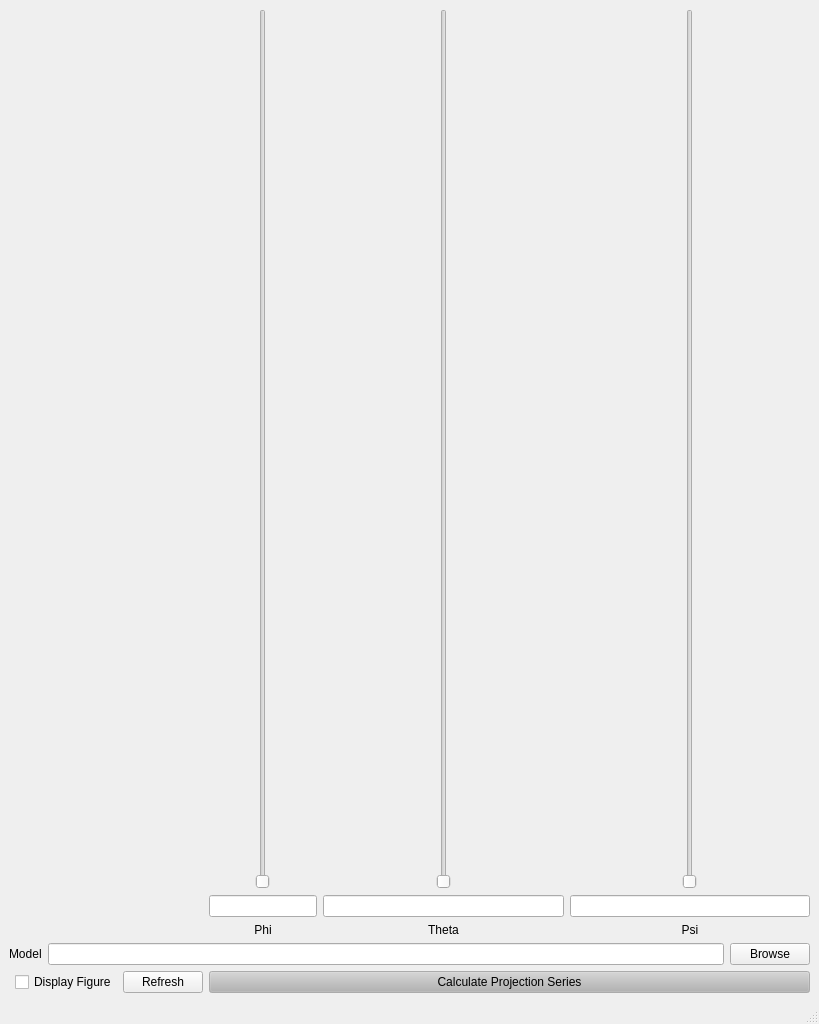
Old version of the form GENFIRE/gui/ProjectionCalculator_MainWindow.ui in the repository genfire-em/GENFIRE-Python.
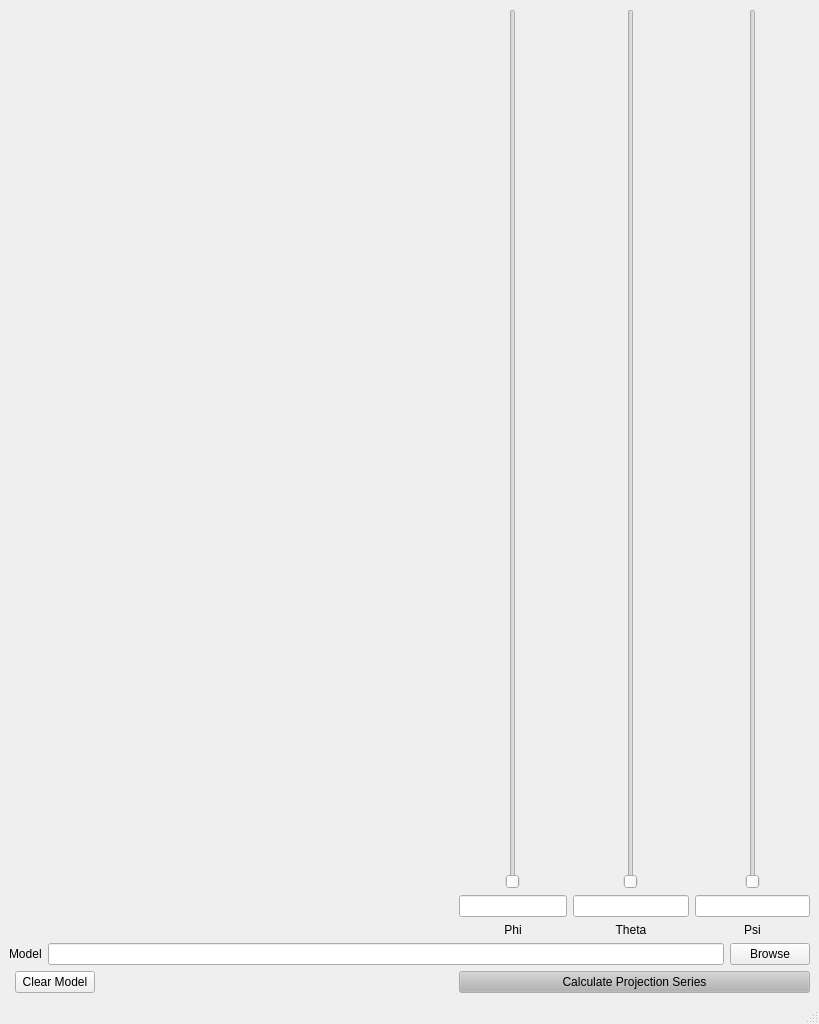
New version of the form.

The edit to the form file:
```diff
--- a/GENFIRE/gui/ProjectionCalculator_MainWindow.ui
+++ b/GENFIRE/gui/ProjectionCalculator_MainWindow.ui
@@ -17,81 +17,27 @@
    <layout class="QGridLayout" name="gridLayout_3">
     <item row="0" column="0">
      <layout class="QGridLayout" name="gridLayout_2">
-      <item row="2" column="4">
-       <widget class="QPushButton" name="btn_go">
+      <item row="2" column="1" colspan="3">
+       <widget class="QPushButton" name="btn_clearModel">
         <property name="sizePolicy">
          <sizepolicy hsizetype="Preferred" vsizetype="Fixed">
           <horstretch>0</horstretch>
           <verstretch>0</verstretch>
          </sizepolicy>
         </property>
-        <property name="palette">
-         <palette>
-          <active>
-           <colorrole role="Button">
-            <brush brushstyle="SolidPattern">
-             <color alpha="255">
-              <red>179</red>
-              <green>179</green>
-              <blue>179</blue>
-             </color>
-            </brush>
-           </colorrole>
-          </active>
-          <inactive>
-           <colorrole role="Button">
-            <brush brushstyle="SolidPattern">
-             <color alpha="255">
-              <red>179</red>
-              <green>179</green>
-              <blue>179</blue>
-             </color>
-            </brush>
-           </colorrole>
-          </inactive>
-          <disabled>
-           <colorrole role="Button">
-            <brush brushstyle="SolidPattern">
-             <color alpha="255">
-              <red>179</red>
-              <green>179</green>
-              <blue>179</blue>
-             </color>
-            </brush>
-           </colorrole>
-          </disabled>
-         </palette>
-        </property>
         <property name="text">
-         <string>Calculate Projection Series</string>
+         <string>Clear Model</string>
         </property>
        </widget>
       </item>
-      <item row="1" column="0" colspan="5">
-       <layout class="QHBoxLayout" name="horizontalLayout">
+      <item row="0" column="1" colspan="3">
+       <layout class="QVBoxLayout" name="verticalLayout_figure">
         <item>
-         <widget class="QLabel" name="label_2">
-          <property name="text">
-           <string>Model</string>
-          </property>
-         </widget>
-        </item>
-        <item>
-         <widget class="QLineEdit" name="lineEdit_modelFile"/>
-        </item>
-        <item>
-         <widget class="QPushButton" name="btn_selectModel">
-          <property name="text">
-           <string>Browse</string>
-          </property>
-         </widget>
+         <layout class="QHBoxLayout" name="horizontalLayout_9"/>
         </item>
        </layout>
       </item>
-      <item row="2" column="0">
-       <layout class="QHBoxLayout" name="horizontalLayout_4"/>
-      </item>
-      <item row="0" column="4">
+      <item row="0" column="5">
        <layout class="QGridLayout" name="gridLayout">
         <item row="0" column="1">
          <layout class="QHBoxLayout" name="horizontalLayout_6">
@@ -210,33 +156,93 @@
         </item>
        </layout>
       </item>
-      <item row="0" column="1" colspan="3">
-       <layout class="QVBoxLayout" name="verticalLayout_figure">
-        <item>
-         <layout class="QHBoxLayout" name="horizontalLayout_9"/>
-        </item>
-       </layout>
+      <item row="2" column="0">
+       <layout class="QHBoxLayout" name="horizontalLayout_4"/>
       </item>
-      <item row="2" column="1">
-       <widget class="QCheckBox" name="checkBox_displayFigure">
-        <property name="text">
-         <string>Display Figure</string>
-        </property>
-       </widget>
-      </item>
-      <item row="2" column="2" colspan="2">
-       <widget class="QPushButton" name="btn_refresh">
+      <item row="2" column="5">
+       <widget class="QPushButton" name="btn_go">
         <property name="sizePolicy">
          <sizepolicy hsizetype="Preferred" vsizetype="Fixed">
           <horstretch>0</horstretch>
           <verstretch>0</verstretch>
          </sizepolicy>
         </property>
+        <property name="palette">
+         <palette>
+          <active>
+           <colorrole role="Button">
+            <brush brushstyle="SolidPattern">
+             <color alpha="255">
+              <red>179</red>
+              <green>179</green>
+              <blue>179</blue>
+             </color>
+            </brush>
+           </colorrole>
+          </active>
+          <inactive>
+           <colorrole role="Button">
+            <brush brushstyle="SolidPattern">
+             <color alpha="255">
+              <red>179</red>
+              <green>179</green>
+              <blue>179</blue>
+             </color>
+            </brush>
+           </colorrole>
+          </inactive>
+          <disabled>
+           <colorrole role="Button">
+            <brush brushstyle="SolidPattern">
+             <color alpha="255">
+              <red>179</red>
+              <green>179</green>
+              <blue>179</blue>
+             </color>
+            </brush>
+           </colorrole>
+          </disabled>
+         </palette>
+        </property>
         <property name="text">
-         <string>Refresh</string>
+         <string>Calculate Projection Series</string>
         </property>
        </widget>
       </item>
+      <item row="1" column="0" colspan="6">
+       <layout class="QHBoxLayout" name="horizontalLayout">
+        <item>
+         <widget class="QLabel" name="label_2">
+          <property name="text">
+           <string>Model</string>
+          </property>
+         </widget>
+        </item>
+        <item>
+         <widget class="QLineEdit" name="lineEdit_modelFile"/>
+        </item>
+        <item>
+         <widget class="QPushButton" name="btn_selectModel">
+          <property name="text">
+           <string>Browse</string>
+          </property>
+         </widget>
+        </item>
+       </layout>
+      </item>
+      <item row="2" column="4">
+       <spacer name="horizontalSpacer">
+        <property name="orientation">
+         <enum>Qt::Horizontal</enum>
+        </property>
+        <property name="sizeHint" stdset="0">
+         <size>
+          <width>40</width>
+          <height>20</height>
+         </size>
+        </property>
+       </spacer>
+      </item>
      </layout>
     </item>
    </layout>
```
